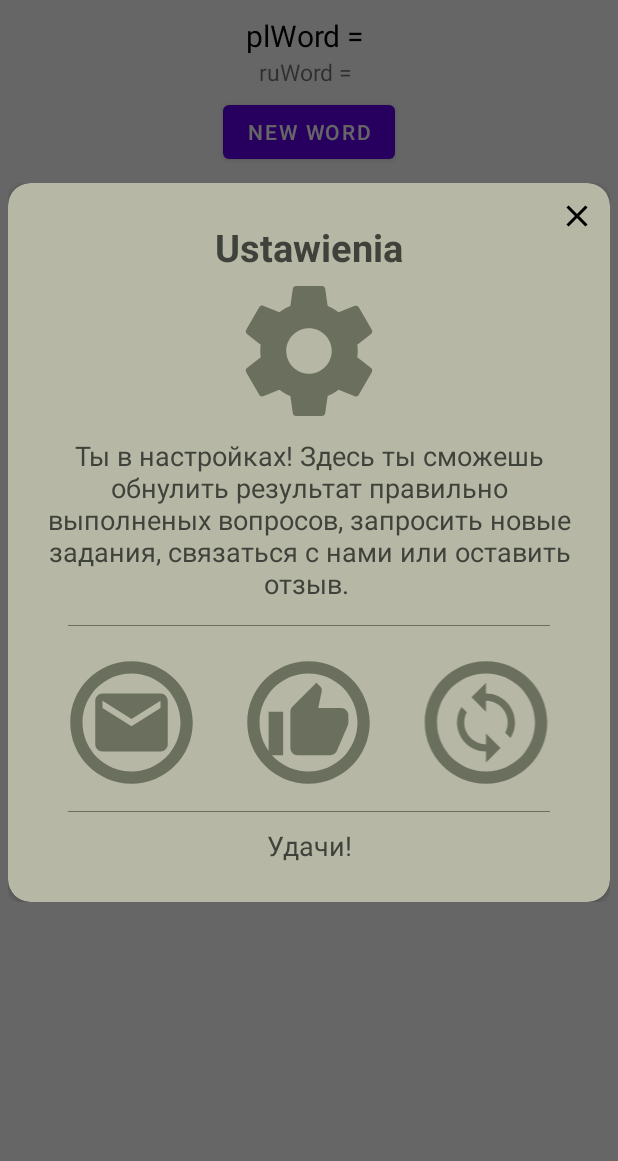
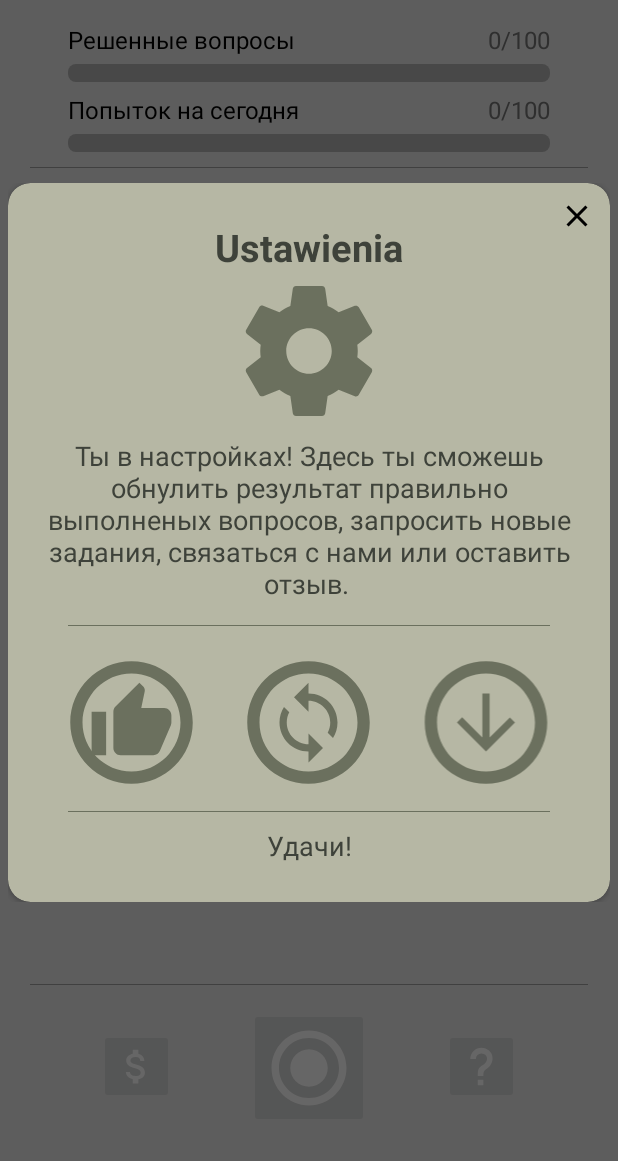
Before and after one commit to coder-chekunkov/polish-language, an Android app: the MainActivity screen opened directly, with no data from a screen before it, after a tap on an icon or button, on a phone screen of 412 x 824 dp, the part 75-1236 px from its top. Run offline under Robolectric (Android 15) with nearby library versions, the phone set to English and light mode, and no system bars.

Commit message:
work with navigation buttons, minor improvements

```diff
--- a/app/src/main/java/com/example/polish_language/MainActivity.kt
+++ b/app/src/main/java/com/example/polish_language/MainActivity.kt
@@ -3,10 +3,7 @@ package com.example.polish_language
 import androidx.appcompat.app.AppCompatActivity
 import android.os.Bundle
 import android.view.View
-import android.widget.Button
 import android.widget.ImageButton
-import android.widget.TextView
-import com.example.polish_language.gameWorker.addWordOnScreen
 import com.example.polish_language.gameWorker.*
 import com.example.polish_language.tabsWorker.*
 
@@ -16,18 +13,9 @@ class MainActivity : AppCompatActivity() {
     // Кнопки навигации по приложению:
     private lateinit var buttonStatistic: ImageButton
     private lateinit var buttonSettings: ImageButton
-
-    //TODO: тестововые кнопки. Избавиться после создания игрового окна:
-    private lateinit var polandWord: TextView
-    private lateinit var ruWord: TextView
-    private lateinit var buttonNewWord: Button
-    private lateinit var buttonCorrect: Button
-    private lateinit var buttonWrong: Button
-    private lateinit var btStatistic: Button
-    private lateinit var btSettings: Button
-    private lateinit var btShop: Button
-    private lateinit var btInfo: Button
-    private lateinit var btGameOver: Button
+    private lateinit var buttonShop: ImageButton
+    private lateinit var buttonInformation: ImageButton
+    private lateinit var buttonStart: ImageButton
 
     private lateinit var rootStringJSON: String // Переменная, хранящяя весь словарь (dictionary.json)
 
@@ -37,33 +25,17 @@ class MainActivity : AppCompatActivity() {
 
         rootStringJSON = readText(this) // Запись словаря в переменную
 
+        // Кнопки навигации по приложению:
         buttonStatistic = findViewById(R.id.buttonStatistic) // Кнопка "Статистика"
         buttonStatistic.setOnClickListener(createClickNavigationButtons())
         buttonSettings = findViewById(R.id.buttonSettings) // Кнопка "Настройки"
         buttonSettings.setOnClickListener(createClickNavigationButtons())
-
-        polandWord = findViewById(R.id.plWord)
-        ruWord = findViewById(R.id.ruWord)
-        buttonNewWord = findViewById(R.id.getNewWord)
-        buttonCorrect = findViewById(R.id.buttonCorrectly)
-        buttonWrong = findViewById(R.id.buttonWrong)
-        buttonNewWord.setOnClickListener(createListener())
-        buttonCorrect.setOnClickListener(createListener())
-        buttonWrong.setOnClickListener(createListener())
-
-
-
-        btStatistic = findViewById(R.id.buttonStatisticTab)
-        btStatistic.setOnClickListener(createClickTestTabsListener())
-        btSettings = findViewById(R.id.buttonSettingsTab)
-        btSettings.setOnClickListener(createClickTestTabsListener())
-        btShop = findViewById(R.id.buttonShopTab)
-        btShop.setOnClickListener(createClickTestTabsListener())
-        btInfo = findViewById(R.id.buttonInformationTab)
-        btInfo.setOnClickListener(createClickTestTabsListener())
-        btGameOver = findViewById(R.id.buttonGameOverTab)
-        btGameOver.setOnClickListener(createClickTestTabsListener())
-
+        buttonShop = findViewById(R.id.buttonShop) // Кнопка "Магазин"
+        buttonShop.setOnClickListener(createClickNavigationButtons())
+        buttonInformation = findViewById(R.id.buttonInformation) // Кнопка "Информация"
+        buttonInformation.setOnClickListener(createClickNavigationButtons())
+        buttonStart = findViewById(R.id.buttonStart) // Кнопка "Начать игру"
+        buttonStart.setOnClickListener(createClickNavigationButtons())
 
         initDialogInformation(this)
         initDialogSettings(this)
@@ -72,38 +44,14 @@ class MainActivity : AppCompatActivity() {
         initDialogGameOver(this)
     }
 
-    // Отработка нажатий на кнопки:
-    private fun createListener(): View.OnClickListener = View.OnClickListener { view ->
-        when (view) {
-            buttonNewWord -> addWordOnScreen(rootStringJSON, polandWord, ruWord)
-            buttonCorrect -> {
-                checkIsCorrectAns(true)
-                addWordOnScreen(rootStringJSON, polandWord, ruWord)
-            }
-            buttonWrong -> {
-                checkIsCorrectAns(false)
-                addWordOnScreen(rootStringJSON, polandWord, ruWord)
-            }
-        }
-    }
-
     // Обработка нажатий на кнопки навигации:
     private fun createClickNavigationButtons(): View.OnClickListener =
         View.OnClickListener { view ->
             when (view) {
                 buttonStatistic -> showStatistic()
                 buttonSettings -> showSettings()
+                buttonShop -> showShop()
+                buttonInformation -> showInformation()
             }
         }
-
-    // Обработка нажатий на тестовые кнопки:
-    private fun createClickTestTabsListener(): View.OnClickListener = View.OnClickListener { view ->
-        when (view) {
-            btStatistic -> showStatistic()
-            btSettings -> showSettings()
-            btShop -> showShop()
-            btInfo -> showInformation()
-            btGameOver -> showGameOver()
-        }
-    }
 }
--- a/app/src/main/res/drawable/bacground_icon_button_call.xml
+++ /dev/null
@@ -1,9 +0,0 @@
-<vector xmlns:android="http://schemas.android.com/apk/res/android"
-    android:width="58dp"
-    android:height="58dp"
-    android:viewportWidth="24.0"
-    android:viewportHeight="24.0">
-    <path
-        android:fillColor="#6B705E"
-        android:pathData="M20,4L4,4c-1.1,0 -1.99,0.9 -1.99,2L2,18c0,1.1 0.9,2 2,2h16c1.1,0 2,-0.9 2,-2L22,6c0,-1.1 -0.9,-2 -2,-2zM20,8l-8,5 -8,-5L4,6l8,5 8,-5v2z" />
-</vector>
--- /dev/null
+++ b/app/src/main/res/drawable/background_icon_button_get_data.xml
@@ -0,0 +1,10 @@
+<vector xmlns:android="http://schemas.android.com/apk/res/android"
+    android:width="58dp"
+    android:height="58dp"
+    android:tint="#6B705E"
+    android:viewportWidth="24"
+    android:viewportHeight="24">
+    <path
+        android:fillColor="@android:color/white"
+        android:pathData="M20,12l-1.41,-1.41L13,16.17V4h-2v12.17l-5.58,-5.59L4,12l8,8 8,-8z" />
+</vector>
--- /dev/null
+++ b/app/src/main/res/drawable/custom_progress_bar_decided_questions.xml
@@ -0,0 +1,21 @@
+<layer-list xmlns:android="http://schemas.android.com/apk/res/android">
+
+    <item android:id="@android:id/background">
+        <shape>
+            <corners android:radius="5dip" />
+            <gradient
+                android:angle="270"
+                android:centerColor="#b4b4b4"
+                android:centerY="0.75"
+                android:endColor="#b4b4b4"
+                android:startColor="#b4b4b4" />
+        </shape>
+    </item>
+
+    <item android:id="@android:id/progress">
+        <scale
+            android:drawable="@drawable/gradient_progress_bar_decided_questions"
+            android:scaleWidth="100%" />
+    </item>
+
+</layer-list>
--- /dev/null
+++ b/app/src/main/res/drawable/custom_progress_bar_last_questions.xml
@@ -0,0 +1,22 @@
+<layer-list xmlns:android="http://schemas.android.com/apk/res/android">
+
+    <item android:id="@android:id/background">
+        <shape>
+            <corners android:radius="5dip" />
+            <gradient
+                android:angle="270"
+                android:centerColor="#b4b4b4"
+                android:centerY="0.75"
+                android:endColor="#b4b4b4"
+                android:startColor="#b4b4b4" />
+        </shape>
+    </item>
+
+
+    <item android:id="@android:id/progress">
+        <scale
+            android:drawable="@drawable/gradient_progress_bar_last_questions"
+            android:scaleWidth="100%" />
+    </item>
+
+</layer-list>
--- /dev/null
+++ b/app/src/main/res/drawable/gradient_progress_bar_decided_questions.xml
@@ -0,0 +1,9 @@
+<?xml version="1.0" encoding="utf-8"?>
+<shape xmlns:android="http://schemas.android.com/apk/res/android"
+    android:shape="rectangle">
+    <corners android:radius="10dp" />
+    <gradient
+        android:angle="45"
+        android:endColor="#009903"
+        android:startColor="#2faf19" />
+</shape>
--- /dev/null
+++ b/app/src/main/res/drawable/gradient_progress_bar_last_questions.xml
@@ -0,0 +1,9 @@
+<?xml version="1.0" encoding="utf-8"?>
+<shape xmlns:android="http://schemas.android.com/apk/res/android"
+    android:shape="rectangle">
+    <corners android:radius="10dp" />
+    <gradient
+        android:angle="45"
+        android:endColor="#af191b"
+        android:startColor="#d72e30" />
+</shape>
--- a/app/src/main/res/drawable/icon_button_send.xml
+++ b/app/src/main/res/drawable/icon_button_get_data.xml
@@ -4,7 +4,7 @@
         android:gravity="fill" />
     <item
         android:bottom="20dp"
-        android:drawable="@drawable/bacground_icon_button_call"
+        android:drawable="@drawable/background_icon_button_get_data"
         android:gravity="center"
         android:left="20dp"
         android:right="20dp"
--- /dev/null
+++ b/app/src/main/res/drawable/icon_button_information.xml
@@ -0,0 +1,9 @@
+<vector xmlns:android="http://schemas.android.com/apk/res/android"
+    android:width="30dp"
+    android:height="30dp"
+    android:viewportWidth="24"
+    android:viewportHeight="24">
+    <path
+        android:fillColor="#FFF"
+        android:pathData="M10,19H13V22H10V19M12,2C17.35,2.22 19.68,7.62 16.5,11.67C15.67,12.67 14.33,13.33 13.67,14.17C13,15 13,16 13,17H10C10,15.33 10,13.92 10.67,12.92C11.33,11.92 12.67,11.33 13.5,10.67C15.92,8.43 15.32,5.26 12,5A3,3 0 0,0 9,8H6A6,6 0 0,1 12,2Z" />
+</vector>
--- /dev/null
+++ b/app/src/main/res/drawable/icon_button_shop.xml
@@ -0,0 +1,9 @@
+<vector xmlns:android="http://schemas.android.com/apk/res/android"
+    android:width="30dp"
+    android:height="30dp"
+    android:viewportWidth="24.0"
+    android:viewportHeight="24.0">
+    <path
+        android:fillColor="#fff"
+        android:pathData="M11.8,10.9c-2.27,-0.59 -3,-1.2 -3,-2.15 0,-1.09 1.01,-1.85 2.7,-1.85 1.78,0 2.44,0.85 2.5,2.1h2.21c-0.07,-1.72 -1.12,-3.3 -3.21,-3.81V3h-3v2.16c-1.94,0.42 -3.5,1.68 -3.5,3.61 0,2.31 1.91,3.46 4.7,4.13 2.5,0.6 3,1.48 3,2.41 0,0.69 -0.49,1.79 -2.7,1.79 -2.06,0 -2.87,-0.92 -2.98,-2.1h-2.2c0.12,2.19 1.76,3.42 3.68,3.83V21h3v-2.15c1.95,-0.37 3.5,-1.5 3.5,-3.55 0,-2.84 -2.43,-3.81 -4.7,-4.4z" />
+</vector>
--- /dev/null
+++ b/app/src/main/res/drawable/icon_button_start.xml
@@ -0,0 +1,9 @@
+<vector xmlns:android="http://schemas.android.com/apk/res/android"
+    android:width="60dp"
+    android:height="60dp"
+    android:viewportWidth="24.0"
+    android:viewportHeight="24.0">
+    <path
+        android:fillColor="#fff"
+        android:pathData="M12,7c-2.76,0 -5,2.24 -5,5s2.24,5 5,5 5,-2.24 5,-5 -2.24,-5 -5,-5zM12,2C6.48,2 2,6.48 2,12s4.48,10 10,10 10,-4.48 10,-10S17.52,2 12,2zM12,20c-4.42,0 -8,-3.58 -8,-8s3.58,-8 8,-8 8,3.58 8,8 -3.58,8 -8,8z" />
+</vector>
--- a/app/src/main/res/layout/activity_main.xml
+++ b/app/src/main/res/layout/activity_main.xml
@@ -3,6 +3,7 @@
     xmlns:tools="http://schemas.android.com/tools"
     android:layout_width="match_parent"
     android:layout_height="match_parent"
+    android:background="#eaeaea"
     tools:context=".MainActivity">
 
     <androidx.appcompat.widget.Toolbar
@@ -44,139 +45,142 @@
 
     </androidx.appcompat.widget.Toolbar>
 
-    <TextView
-        android:id="@+id/plWord"
-        android:layout_width="wrap_content"
-        android:layout_height="wrap_content"
+    <RelativeLayout
+        android:id="@+id/my_layout"
+        android:layout_width="match_parent"
+        android:layout_height="match_parent"
         android:layout_below="@id/toolbar"
-        android:layout_centerHorizontal="true"
+        android:layout_marginLeft="20dp"
         android:layout_marginTop="10dp"
-        android:text="plWord = "
-        android:textColor="@color/black"
-        android:textSize="20dp"
-        tools:ignore="HardcodedText,SpUsage" />
+        android:layout_marginRight="20dp"
+        android:background="#eaeaea">
 
-    <TextView
-        android:id="@+id/ruWord"
-        android:layout_width="wrap_content"
-        android:layout_height="wrap_content"
-        android:layout_below="@id/plWord"
-        android:layout_centerHorizontal="true"
-        android:text="ruWord = "
-        android:textSize="15dp"
-        tools:ignore="HardcodedText,SpUsage" />
+        <RelativeLayout
+            android:id="@+id/layout_static"
+            android:layout_width="match_parent"
+            android:layout_height="wrap_content"
+            android:layout_marginLeft="25dp"
+            android:layout_marginTop="5dp"
+            android:layout_marginRight="25dp"
+            android:background="#eaeaea">
 
+            <TextView
+                android:id="@+id/text_number_1"
+                android:layout_width="wrap_content"
+                android:layout_height="wrap_content"
+                android:layout_alignParentLeft="true"
+                android:text="Решенные вопросы"
+                android:textAllCaps="false"
+                android:textColor="#000"
+                android:textSize="16dp"
+                tools:ignore="HardcodedText,RtlHardcoded,SpUsage" />
 
-    <Button
-        android:id="@+id/getNewWord"
-        android:layout_width="wrap_content"
-        android:layout_height="wrap_content"
-        android:layout_below="@id/ruWord"
-        android:layout_centerHorizontal="true"
-        android:layout_marginTop="5dp"
-        android:text="new word"
-        tools:ignore="HardcodedText" />
+            <TextView
+                android:id="@+id/text_decided_questions"
+                android:layout_width="wrap_content"
+                android:layout_height="wrap_content"
+                android:layout_alignParentRight="true"
+                android:text="0/100"
+                android:textColor="#767676"
+                android:textSize="16dp"
+                tools:ignore="HardcodedText,RtlHardcoded,SpUsage" />
 
-    <LinearLayout
-        android:id="@+id/test"
-        android:layout_width="match_parent"
-        android:layout_height="wrap_content"
-        android:layout_below="@id/getNewWord"
-        android:layout_marginTop="5dp"
-        android:orientation="horizontal">
+            <ProgressBar
+                android:id="@+id/progressBar_decided_questions"
+                style="@android:style/Widget.ProgressBar.Horizontal"
+                android:layout_width="match_parent"
+                android:layout_height="12dp"
+                android:layout_below="@id/text_number_1"
+                android:layout_marginTop="5dp"
+                android:progressDrawable="@drawable/custom_progress_bar_decided_questions"
+                android:visibility="visible" />
 
-        <Button
-            android:id="@+id/buttonWrong"
-            android:layout_width="wrap_content"
-            android:layout_height="wrap_content"
+            <TextView
+                android:id="@+id/text_number_2"
+                android:layout_width="wrap_content"
+                android:layout_height="wrap_content"
+                android:layout_below="@id/progressBar_decided_questions"
+                android:layout_marginTop="7dp"
+                android:text="Попыток на сегодня"
+                android:textAllCaps="false"
+                android:textColor="#000"
+                android:textSize="16dp"
+                tools:ignore="HardcodedText,SpUsage" />
+
+            <TextView
+                android:id="@+id/text_last_questions"
+                android:layout_width="wrap_content"
+                android:layout_height="wrap_content"
+                android:layout_below="@id/progressBar_decided_questions"
+                android:layout_alignParentRight="true"
+                android:layout_marginTop="7dp"
+                android:text="0/100"
+                android:textColor="#767676"
+                android:textSize="16dp"
+                tools:ignore="HardcodedText,RtlHardcoded,SpUsage" />
+
+            <ProgressBar
+                android:id="@+id/progressBar_last_questions"
+                style="@android:style/Widget.ProgressBar.Horizontal"
+                android:layout_width="match_parent"
+                android:layout_height="12dp"
+                android:layout_below="@id/text_number_2"
+                android:layout_marginTop="5dp"
+                android:progressDrawable="@drawable/custom_progress_bar_last_questions"
+                android:visibility="visible" />
+
+        </RelativeLayout>
+
+        <View
+            android:id="@+id/view_up"
+            android:layout_width="fill_parent"
+            android:layout_height="0.5dp"
+            android:layout_below="@+id/layout_static"
+            android:layout_centerHorizontal="true"
+            android:layout_marginTop="10dp"
+            android:background="#a1a1a1" />
+
+        <View
+            android:id="@+id/view_down"
+            android:layout_width="fill_parent"
+            android:layout_height="0.5dp"
+            android:layout_above="@+id/buttonStart"
+            android:layout_centerHorizontal="true"
+            android:layout_marginBottom="15dp"
+            android:background="#a1a1a1" />
+
+        <ImageButton
+            android:id="@+id/buttonStart"
+            android:layout_width="80dp"
+            android:layout_height="80dp"
+            android:layout_alignParentBottom="true"
+            android:layout_centerHorizontal="true"
+            android:layout_marginBottom="22dp"
+            android:src="@drawable/icon_button_start"
+            tools:ignore="ContentDescription,MissingPrefix,VectorDrawableCompat" />
+
+        <ImageButton
+            android:id="@+id/buttonInformation"
+            android:layout_width="50dp"
+            android:layout_height="50dp"
+            android:layout_alignBottom="@+id/buttonStart"
             android:layout_marginLeft="50dp"
+            android:layout_marginBottom="16dp"
+            android:layout_toEndOf="@+id/buttonStart"
+            android:layout_toRightOf="@+id/buttonStart"
+            android:src="@drawable/icon_button_information"
+            tools:ignore="ContentDescription,MissingPrefix,RtlHardcoded,VectorDrawableCompat" />
+
+        <ImageButton
+            android:id="@+id/buttonShop"
+            android:layout_width="50dp"
+            android:layout_height="50dp"
+            android:layout_alignBottom="@+id/buttonStart"
             android:layout_marginRight="50dp"
-            android:layout_weight="1"
-            android:text="no"
-            tools:ignore="ButtonStyle,HardcodedText" />
+            android:layout_marginBottom="16dp"
+            android:layout_toLeftOf="@+id/buttonStart"
+            android:src="@drawable/icon_button_shop"
+            tools:ignore="ContentDescription,MissingPrefix,RtlHardcoded" />
 
-        <Button
-            android:id="@+id/buttonCorrectly"
-            android:layout_width="wrap_content"
-            android:layout_height="wrap_content"
-            android:layout_marginLeft="50dp"
-            android:layout_marginRight="50dp"
-            android:layout_weight="1"
-            android:text="Yes"
-            tools:ignore="ButtonStyle,HardcodedText" />
-    </LinearLayout>
-
-    <LinearLayout
-        android:id="@+id/firstButtonsTest"
-        android:layout_width="match_parent"
-        android:layout_height="wrap_content"
-        android:layout_below="@id/test"
-        android:layout_marginLeft="25dp"
-        android:layout_marginTop="25dp"
-        android:layout_marginRight="25dp"
-        android:orientation="horizontal">
-
-        <Button
-            android:id="@+id/buttonStatisticTab"
-            android:layout_width="wrap_content"
-            android:layout_height="wrap_content"
-            android:layout_marginLeft="5dp"
-            android:layout_marginRight="5dp"
-            android:layout_weight="1"
-            android:text="Statistic"
-            tools:ignore="ButtonStyle,HardcodedText" />
-
-        <Button
-            android:id="@+id/buttonSettingsTab"
-            android:layout_width="wrap_content"
-            android:layout_height="wrap_content"
-            android:layout_marginLeft="5dp"
-            android:layout_marginRight="5dp"
-            android:layout_weight="1"
-            android:text="Settings"
-            tools:ignore="ButtonStyle,HardcodedText" />
-
-        <Button
-            android:id="@+id/buttonShopTab"
-            android:layout_width="wrap_content"
-            android:layout_height="wrap_content"
-            android:layout_marginLeft="5dp"
-            android:layout_marginRight="5dp"
-            android:layout_weight="1"
-            android:text="Shop"
-            tools:ignore="ButtonStyle,HardcodedText" />
-
-    </LinearLayout>
-
-    <LinearLayout
-        android:id="@+id/secondButtonsTest"
-        android:layout_width="match_parent"
-        android:layout_height="wrap_content"
-        android:layout_below="@id/firstButtonsTest"
-        android:layout_marginLeft="25dp"
-        android:layout_marginRight="25dp"
-        android:orientation="horizontal">
-
-        <Button
-            android:id="@+id/buttonInformationTab"
-            android:layout_width="wrap_content"
-            android:layout_height="wrap_content"
-            android:layout_marginLeft="5dp"
-            android:layout_marginRight="5dp"
-            android:layout_weight="1"
-            android:text="Information"
-            tools:ignore="ButtonStyle,HardcodedText" />
-
-        <Button
-            android:id="@+id/buttonGameOverTab"
-            android:layout_width="wrap_content"
-            android:layout_height="wrap_content"
-            android:layout_marginLeft="5dp"
-            android:layout_marginRight="5dp"
-            android:layout_weight="1"
-            android:text="Game Over"
-            tools:ignore="ButtonStyle,HardcodedText" />
-
-    </LinearLayout>
-
+    </RelativeLayout>
 </RelativeLayout>
--- a/app/src/main/res/layout/tab_settings.xml
+++ b/app/src/main/res/layout/tab_settings.xml
@@ -23,7 +23,6 @@
         android:layout_width="match_parent"
         android:layout_height="wrap_content"
         android:layout_alignParentStart="true"
-        android:layout_alignParentLeft="true"
         android:layout_alignParentTop="true"
         app:cardBackgroundColor="#B6B7A4"
         app:cardCornerRadius="15dp">
@@ -91,7 +90,6 @@
                     android:layout_width="match_parent"
                     android:layout_height="match_parent"
                     android:layout_alignParentStart="true"
-                    android:layout_alignParentLeft="true"
                     android:layout_marginTop="5dp"
                     android:orientation="horizontal"
                     ads:ignore="DisableBaselineAlignment,ObsoleteLayoutParam">
@@ -100,28 +98,9 @@
                         android:layout_width="wrap_content"
                         android:layout_height="wrap_content"
                         android:layout_weight="1"
+                        android:orientation="vertical"
                         android:paddingLeft="25dp"
                         ads:ignore="RtlHardcoded,RtlSymmetry">
-
-                        <ImageView
-                            android:id="@+id/button_settings_call"
-                            android:layout_width="0dp"
-                            android:layout_height="wrap_content"
-                            android:layout_weight="1"
-                            android:elevation="5dp"
-                            android:src="@drawable/icon_button_send"
-                            ads:ignore="ContentDescription,NestedWeights,UnusedAttribute" />
-
-
-                    </LinearLayout>
-
-                    <LinearLayout
-                        android:layout_width="wrap_content"
-                        android:layout_height="wrap_content"
-                        android:layout_weight="1"
-                        android:orientation="vertical"
-                        android:paddingLeft="4dp"
-                        android:paddingRight="4dp">
 
                         <ImageView
                             android:id="@+id/button_settings_review"
@@ -138,8 +117,8 @@
                         android:layout_width="wrap_content"
                         android:layout_height="wrap_content"
                         android:layout_weight="1"
-                        android:paddingRight="25dp"
-                        ads:ignore="RtlHardcoded,RtlSymmetry">
+                        android:paddingLeft="4dp"
+                        android:paddingRight="4dp">
 
                         <ImageView
                             android:id="@+id/button_settings_restart"
@@ -148,6 +127,24 @@
                             android:layout_weight="1"
                             android:src="@drawable/icon_button_restart"
                             ads:ignore="ContentDescription,NestedWeights" />
+
+                    </LinearLayout>
+
+                    <LinearLayout
+                        android:layout_width="wrap_content"
+                        android:layout_height="wrap_content"
+                        android:layout_weight="1"
+                        android:paddingRight="25dp"
+                        ads:ignore="RtlHardcoded,RtlSymmetry">
+
+                        <ImageView
+                            android:id="@+id/button_get_data"
+                            android:layout_width="0dp"
+                            android:layout_height="wrap_content"
+                            android:layout_weight="1"
+                            android:elevation="5dp"
+                            android:src="@drawable/icon_button_get_data"
+                            ads:ignore="ContentDescription,NestedWeights,UnusedAttribute" />
 
                     </LinearLayout>
                 </LinearLayout>
```
